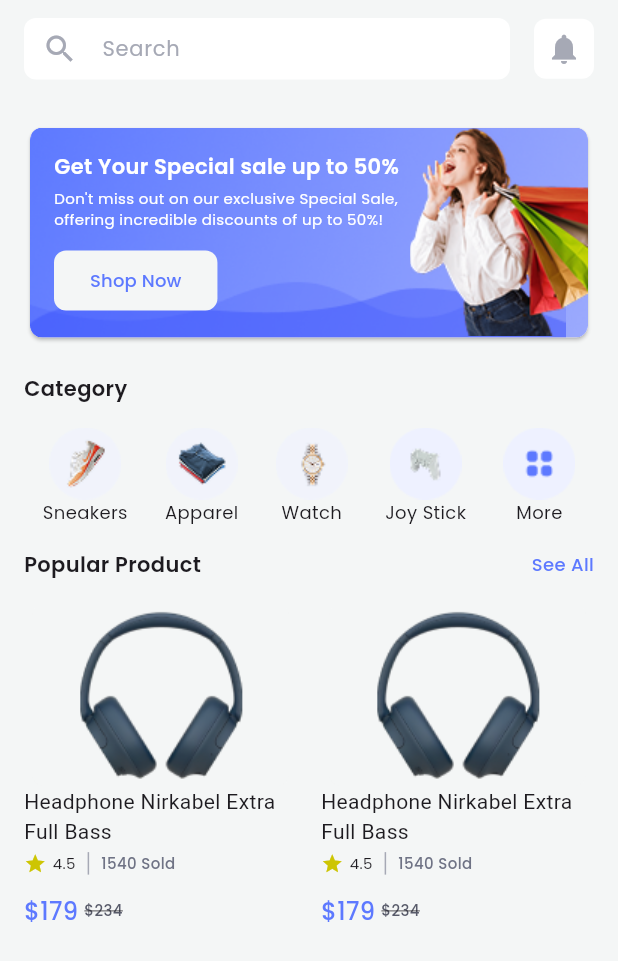
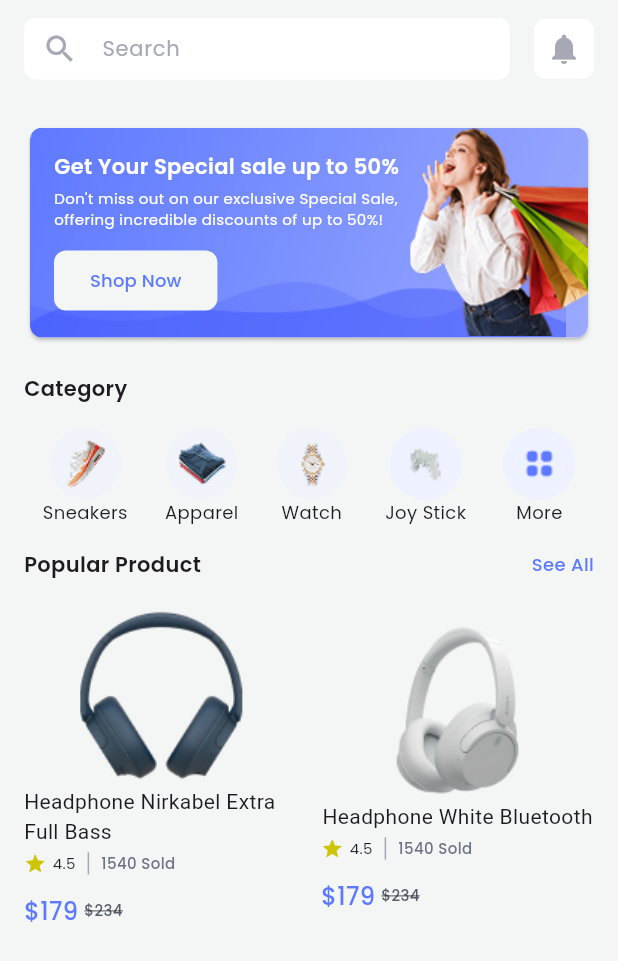
Before and after one commit to rudi0085/shophub-project, a Flutter app: the HomePage screen opened directly, on a phone screen of 412 x 824 dp. Shown: the top 961 px of the screen. Run offline on Flutter 3.47's test engine with Material 3 defaults, Android fonts, the phone set to English and light mode, and no system bars; our stand-ins replace firebase_auth, firebase_core, flutter_svg, iconsax_flutter, smooth_page_indicator; accounts and stored records are empty.

Commit message:
Add Data Image and name on constrant

```diff
--- a/lib/data/constrant.dart
+++ b/lib/data/constrant.dart
@@ -120,3 +120,18 @@ class KLiveName {
   static const String userName10 = 'Xhandss';
   static const String userName11 = 'Void';
 }
+
+class KProductImage {
+  static const String headset = 'assets/images/headset.png';
+  static const String headphoneWhite = 'assets/images/headphoneWhite.png';
+  static const String bluetoothHeadphone = 'assets/images/bHeadphone.png';
+  static const String bluetoothHeadphoneBlack =
+      'assets/images/bluetoothblack.png';
+}
+
+class KProductName {
+  static const String headset = 'Headphone Nirkabel Extra Full Bass';
+  static const String headphoneWhite = 'Headphone White Bluetooth';
+  static const String bluetoothHeadphone = 'Bluetooth Headphone';
+  static const String bluetoothHeadphoneBlack = 'Bluetooth Headphone Black';
+}
--- a/lib/pages/views/home_page.dart
+++ b/lib/pages/views/home_page.dart
@@ -11,34 +11,20 @@ class HomePage extends StatefulWidget {
 }
 
 TextEditingController controllerSearch = TextEditingController();
-List<String> allProducts = [
-  'Headphone Nirkabel Extra Full Bass',
-  'Bluetooth Headphone Wireless Earbud',
-  'Headphone Nirkabel Extra Full Bass White',
-  'Bluetooth Headphone Wireless Earbud',
-  // Tambahkan produk lain sesuai kebutuhan
+List<String> productName = [
+  KProductName.headset,
+  KProductName.headphoneWhite,
+  KProductName.bluetoothHeadphoneBlack,
+  KProductName.bluetoothHeadphone,
 ];
-List<String> filteredProducts = [];
+List<String> productImage = [
+  KProductImage.headset,
+  KProductImage.headphoneWhite,
+  KProductImage.bluetoothHeadphoneBlack,
+  KProductImage.bluetoothHeadphone,
+];
 
 class _HomePageState extends State<HomePage> {
-  void initState() {
-    super.initState();
-    filteredProducts = allProducts;
-    controllerSearch.addListener(_onSearchChanged);
-  }
-
-  void _onSearchChanged() {
-    setState(() {
-      filteredProducts = allProducts
-          .where(
-            (product) => product.toLowerCase().contains(
-              controllerSearch.text.toLowerCase(),
-            ),
-          )
-          .toList();
-    });
-  }
-
   @override
   Widget build(BuildContext context) {
     double widthScreen = MediaQuery.of(context).size.width;
@@ -349,9 +335,15 @@ class _HomePageState extends State<HomePage> {
                           mainAxisAlignment: MainAxisAlignment.spaceBetween,
                           children: [
                             // Headphone
-                            ProductWidget(),
+                            ProductWidget(
+                              productImage: productImage.elementAt(0),
+                              productName: productName.elementAt(0),
+                            ),
                             SizedBox(width: 16),
-                            ProductWidget(),
+                            ProductWidget(
+                              productImage: productImage.elementAt(1),
+                              productName: productName.elementAt(1),
+                            ),
                           ],
                         ),
                       ],
--- a/lib/pages/views/profile_page.dart
+++ b/lib/pages/views/profile_page.dart
@@ -14,7 +14,6 @@ bool isSwitched = false;
 class _ProfilePageState extends State<ProfilePage> {
   @override
   Widget build(BuildContext context) {
-    double heightScreen = MediaQuery.of(context).size.height;
     return Padding(
       padding: const EdgeInsets.symmetric(horizontal: 16),
       child: Scaffold(
--- a/lib/pages/widget/product_widget.dart
+++ b/lib/pages/widget/product_widget.dart
@@ -2,16 +2,21 @@ import 'package:flutter/material.dart';
 import 'package:shophub_project/data/constrant.dart';
 
 class ProductWidget extends StatelessWidget {
-  const ProductWidget({super.key});
-
+  const ProductWidget({
+    super.key,
+    required this.productImage,
+    required this.productName,
+  });
+  final String productImage;
+  final String productName;
   @override
   Widget build(BuildContext context) {
     return Expanded(
       child: Column(
         mainAxisSize: MainAxisSize.min,
         children: [
-          Image.asset('assets/images/headset.png'),
-          Text('Headphone Nirkabel Extra Full Bass'),
+          Image.asset(productImage),
+          Text(productName),
           SizedBox(height: 4),
           // Ulasan
           Row(
```
